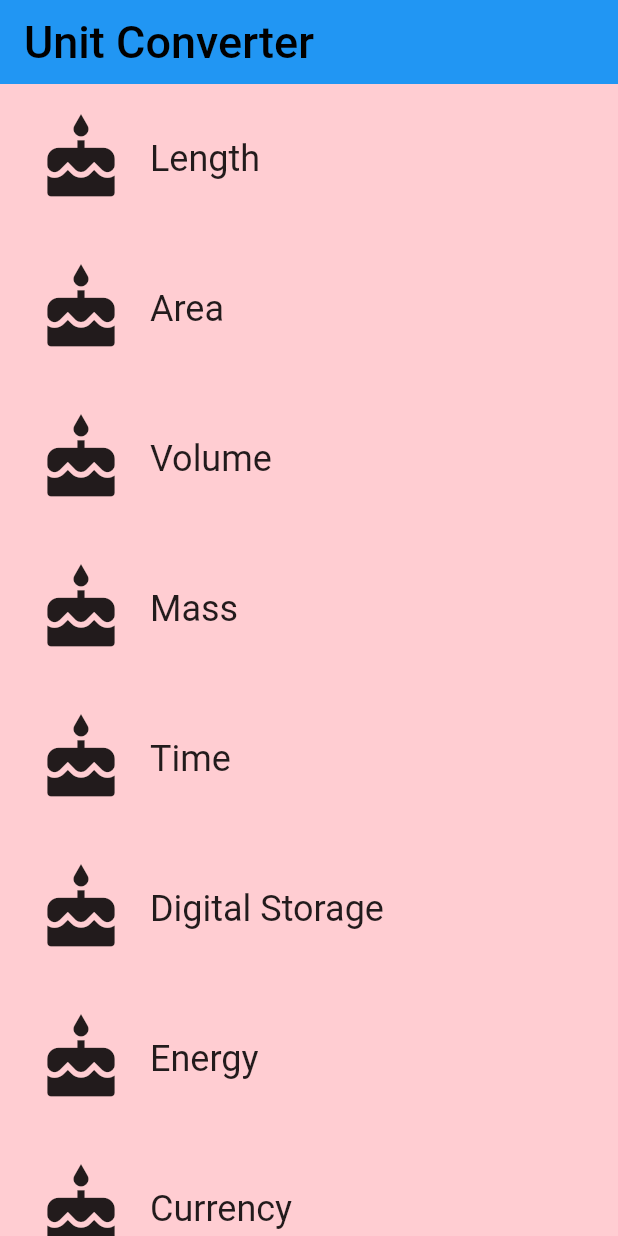
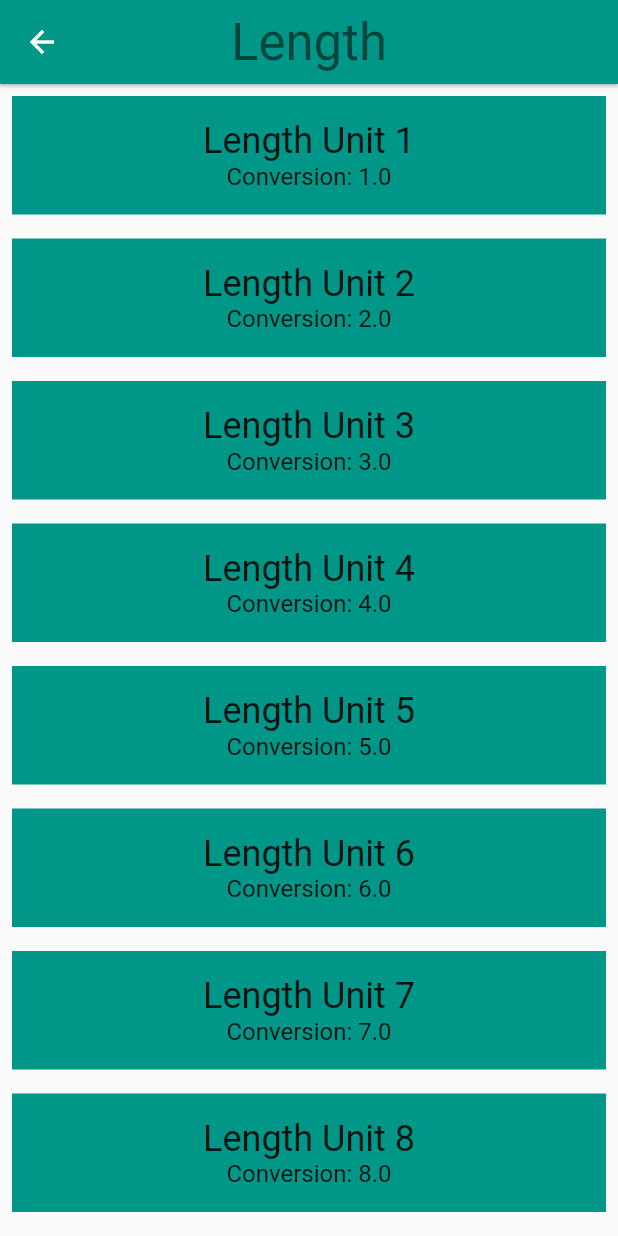
Before and after one commit to 14m3185yoshi/flutter-practice-for-udacity, a Flutter app: the screen it shows after launch, after a tap on "Length", on a phone screen of 412 x 824 dp. Run offline on Flutter 3.47's test engine with Material 2 defaults, Android fonts, the phone set to English and light mode, and no system bars; our stand-ins replace freezed_annotation.

Commit message:
✅ Achieved 19.Quiz: Code Navigation for the Unit Converter

```diff
--- a/lib/category.dart
+++ b/lib/category.dart
@@ -1,4 +1,6 @@
 import 'package:flutter/material.dart';
+import './unit.dart';
+import './converter_route.dart';
 
 const _rowHeight = 100.0;
 final _borderRadius = BorderRadius.circular(_rowHeight / 2);
@@ -7,13 +9,28 @@ class Category extends StatelessWidget {
   final String name;
   final ColorSwatch color;
   final IconData iconLocation;
+  final List<Unit> units;
 
   const Category(
       {Key? key,
       required this.name,
       required this.color,
-      required this.iconLocation})
+      required this.iconLocation,
+      required this.units})
       : super(key: key);
+
+  void _navigateToConverter(BuildContext context) {
+    Navigator.of(context)
+        .push(MaterialPageRoute<void>(builder: (BuildContext context) {
+      return Scaffold(
+          appBar: AppBar(
+              elevation: 1,
+              title: Text(name, style: Theme.of(context).textTheme.headline4),
+              centerTitle: true,
+              backgroundColor: color),
+          body: ConverterRoute(color: color, units: units));
+    }));
+  }
 
   @override
   Widget build(BuildContext context) {
@@ -25,9 +42,7 @@ class Category extends StatelessWidget {
                 borderRadius: _borderRadius,
                 highlightColor: color,
                 splashColor: color,
-                onTap: () {
-                  print('I wat tappied');
-                },
+                onTap: () => _navigateToConverter(context),
                 child: Row(
                     crossAxisAlignment: CrossAxisAlignment.stretch,
                     children: [
--- a/lib/category_route.dart
+++ b/lib/category_route.dart
@@ -1,5 +1,7 @@
+import 'dart:developer';
+
 import 'package:flutter/material.dart';
-
+import './unit.dart';
 import './category.dart';
 
 final _backgroundColor = Colors.red[100];
@@ -35,6 +37,14 @@ class CategoryRoute extends StatelessWidget {
         itemCount: categories.length);
   }
 
+  List<Unit> _retrieveUnitList(String categoryName) {
+    return List.generate(10, (int i) {
+      i += 1;
+
+      return Unit(name: '$categoryName Unit $i', conversion: i.toDouble());
+    });
+  }
+
   @override
   Widget build(BuildContext context) {
     final categories = <Category>[];
@@ -43,7 +53,8 @@ class CategoryRoute extends StatelessWidget {
       categories.add(Category(
           name: _categoryNames[i],
           color: _baseColors[i] as ColorSwatch<dynamic>,
-          iconLocation: Icons.cake));
+          iconLocation: Icons.cake,
+          units: _retrieveUnitList(_categoryNames[i])));
     }
 
     final listView = Container(
--- /dev/null
+++ b/lib/converter_route.dart
@@ -0,0 +1,27 @@
+import 'package:flutter/material.dart';
+import './unit.dart';
+
+class ConverterRoute extends StatelessWidget {
+  final Color color;
+  final List<Unit> units;
+
+  const ConverterRoute({Key? key, required this.color, required this.units})
+      : super(key: key);
+
+  @override
+  Widget build(BuildContext context) {
+    final unitWidgets = units.map((Unit unit) {
+      return Container(
+          color: color,
+          margin: const EdgeInsets.all(8),
+          padding: const EdgeInsets.all(16),
+          child: Column(children: <Widget>[
+            Text(unit.name!, style: Theme.of(context).textTheme.headline5),
+            Text('Conversion: ${unit.conversion}',
+                style: Theme.of(context).textTheme.subtitle1)
+          ]));
+    }).toList();
+
+    return ListView(children: unitWidgets);
+  }
+}
--- /dev/null
+++ b/lib/unit.dart
@@ -0,0 +1,12 @@
+class Unit {
+  final String? name;
+  final double? conversion;
+
+  const Unit({required String this.name, required double this.conversion});
+
+  Unit.fromJson(Map jsonMap)
+      : assert(jsonMap['name'] != null),
+        assert(jsonMap['conversion'] != null),
+        name = jsonMap['name'],
+        conversion = jsonMap['conversion'].toDouble();
+}
```
